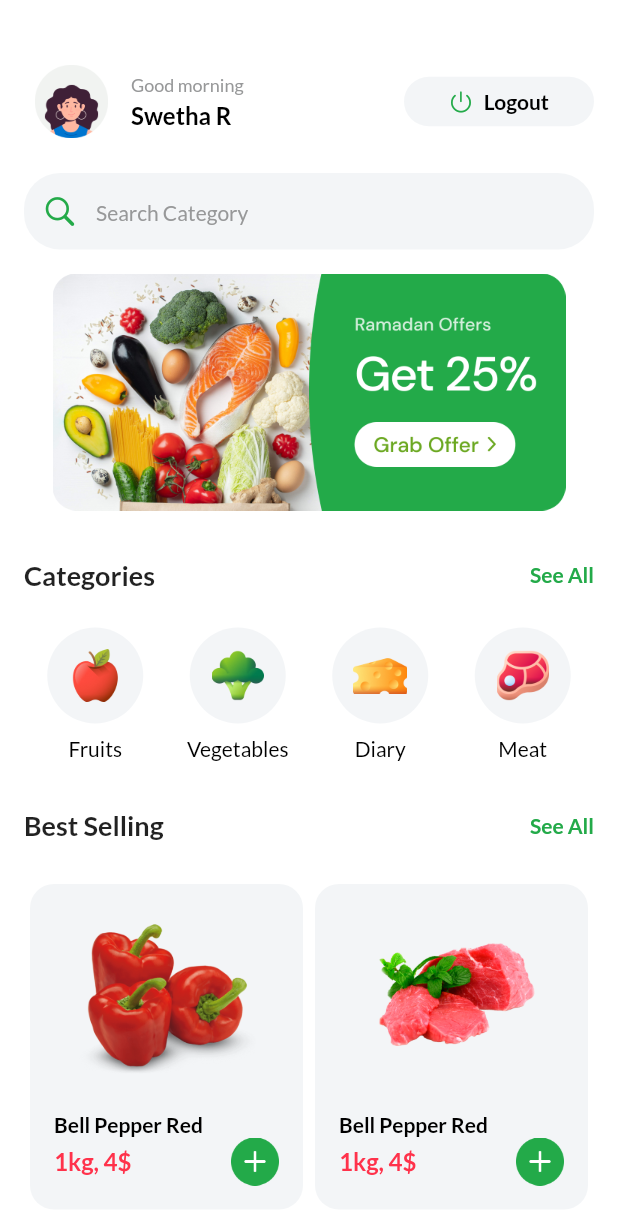
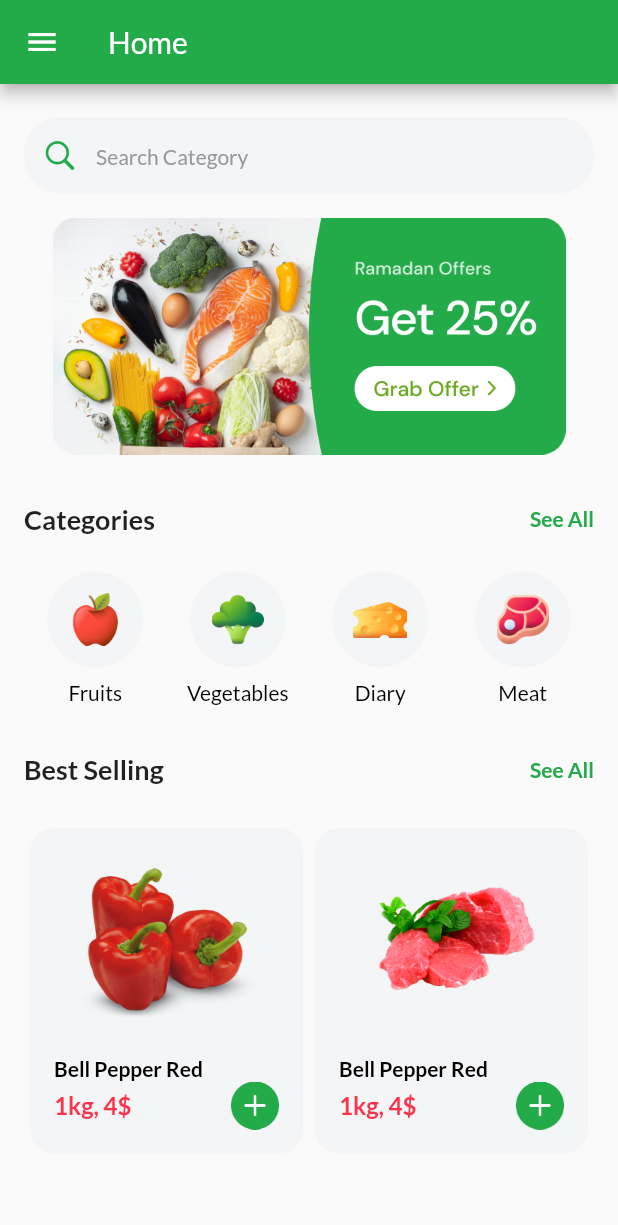
Before and after one commit to Mohan-Raj-M/FlutterAssignment, a Flutter app: the DashboardScreen screen opened by its route, on a phone screen of 412 x 824 dp. Shown: the top 1225 px of the screen. Run offline on Flutter 3.47's test engine with Material 2 defaults, Android fonts, the phone set to English and light mode, and no system bars; our stand-ins replace google_fonts.

Commit message:
drawer updated

```diff
--- a/lib/main.dart
+++ b/lib/main.dart
@@ -20,6 +20,7 @@ class MyApp extends StatelessWidget {
   @override
   Widget build(BuildContext context) {
     return MaterialApp(
+      debugShowCheckedModeBanner: false,
       title: "Grocery App",
       theme: ThemeData(fontFamily: GoogleFonts.lato().fontFamily),
       initialRoute: "/",
--- a/lib/screens/dashboard.dart
+++ b/lib/screens/dashboard.dart
@@ -8,94 +8,18 @@ class DashboardScreen extends StatelessWidget {
 
   @override
   Widget build(BuildContext context) {
+
      return Scaffold(
-      backgroundColor: Colors.white,
+  appBar: AppBar(
+    title: const Text('Home'),
+    backgroundColor: Color(0xff23AA49),
+  ),
   body: SingleChildScrollView(
           child: Column(children: [
             SizedBox(
-            height: 36,
+              height: 6,
             ),
-          Padding(
-            padding: const EdgeInsets.symmetric(horizontal: 16),
-            child: Row(
-              children: [
-                Expanded(
-                  child: Image.asset(
-                    "assets/images/user.png",
-                    scale: 3.6,
-                  ),
-                ),
-                Expanded(
-                    flex: 3,
-                    child: Container(
-                      margin: const EdgeInsets.symmetric(horizontal: 8),
-                      child: Column(
-                        mainAxisAlignment: MainAxisAlignment.start,
-                        crossAxisAlignment: CrossAxisAlignment.start,
-                        children: [
-                          Text(
-                            "Good morning",
-                            style: TextStyle(
-                                color: Color(0xff979899),
-                                fontSize: 12,
-                                fontWeight: FontWeight.w500),
-                          ),
-                          SizedBox(
-                            height: 4,
-                          ),
-                          Text(
-                            "Swetha R",
-                            style: TextStyle(
-                                color: Colors.black,
-                                fontSize: 16,
-                                fontWeight: FontWeight.w600),
-                          ),
-                        ],
-                      ),
-                    )),
-                Expanded(
-                    flex: 2,
-                    child: InkWell(
-                        onTap: () {
-                          Navigator.pushNamed(
-                              context, MyRoutes.welcomeRoute);
 
-                        },
-                        child: Container(
-                          padding: const EdgeInsets.symmetric(
-                              horizontal: 30, vertical: 8),
-                          decoration: BoxDecoration(
-                              color: Color(0xffF3F5F7),
-                              borderRadius:
-                                  BorderRadius.all(Radius.circular(24))),
-                          child: Row(
-                            mainAxisAlignment: MainAxisAlignment.spaceBetween,
-                            crossAxisAlignment: CrossAxisAlignment.center,
-                            children: [
-                              Icon(
-                                CupertinoIcons.power,
-                                color: Color(0xff23AA49),
-                                size: 16,
-                              ),
-                              Text(
-                                "Logout",
-                                style: TextStyle(
-                                    color: Colors.black,
-                                    fontSize: 14,
-                                    fontWeight: FontWeight.w600),
-                              )
-                              // ),
-                              // Icon(
-                              //   CupertinoIcons.chevron_down,
-                              //   color: Color(0xff23AA49),
-                              //   size: 12,
-                              // )
-                            ],
-                          ),
-                        ))),
-              ],
-            ),
-          ),
             SizedBox(
               height: 16,
             ),
@@ -181,6 +105,52 @@ class DashboardScreen extends StatelessWidget {
             ),
           ]),
         ),
+
+  drawer: Drawer(
+    child: ListView(
+          padding: EdgeInsets.zero,
+          children: [
+            const UserAccountsDrawerHeader(
+              currentAccountPicture: CircleAvatar(
+                backgroundImage: NetworkImage(
+                    'https://images.unsplash.com/photo-1485290334039-a3c69043e517?crop=entropy&cs=tinysrgb&fit=max&fm=jpg&ixid=MnwxfDB8MXxyYW5kb218MHx8fHx8fHx8MTYyOTU3NDE0MQ&ixlib=rb-1.2.1&q=80&utm_campaign=api-credit&utm_medium=referral&utm_source=unsplash_source&w=300'),
+              ),
+              accountEmail: Text('swethar@kaartech.com'),
+              accountName: Text(
+                'Swetha R',
+                style: TextStyle(fontSize: 24.0),
+              ),
+              decoration: BoxDecoration(
+                color: Color(0xff23AA49),
+              ),
+            ),
+        ListTile(
+          leading: Icon(Icons.home),
+          title: Text('Home'),
+
+        ),
+        ListTile(
+          leading: Icon(Icons.shopping_cart),
+          title: Text('Cart'),
+          onTap: () {
+                Navigator.pushNamed(
+                                context, MyRoutes.cartRoute);
+
+              },
+        ),
+        ListTile(
+          leading: Icon(Icons.logout),
+          title: Text('Logout'),
+          onTap: () {
+                Navigator.pushNamed(
+                                context, MyRoutes.welcomeRoute);
+
+              },
+        )
+      ],
+    ),
+  ),
+
     );
   }
 
```
Lines whose indentation alone changed are shown as unchanged.
